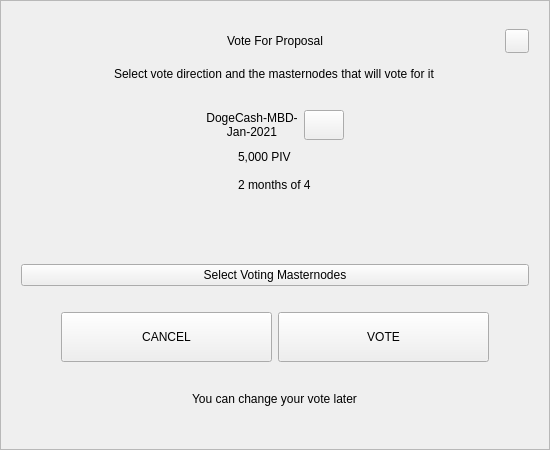
Qt form src/qt/dogecash/forms/votedialog.ui (kyeno/dogecash) before a commit.
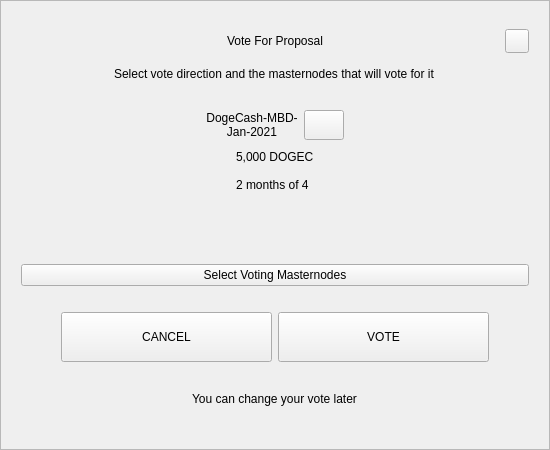
The same form after that commit.

Commit message: PIV > DOGEC

```diff
--- a/src/qt/dogecash/forms/votedialog.ui
+++ b/src/qt/dogecash/forms/votedialog.ui
@@ -257,7 +257,7 @@
          <item>
           <widget class="QLabel" name="labelAmount">
            <property name="text">
-            <string notr="true">5,000 PIV</string>
+            <string notr="true">5,000 DOGEC</string>
            </property>
           </widget>
          </item>
```
The commit also changes 134 other files.
